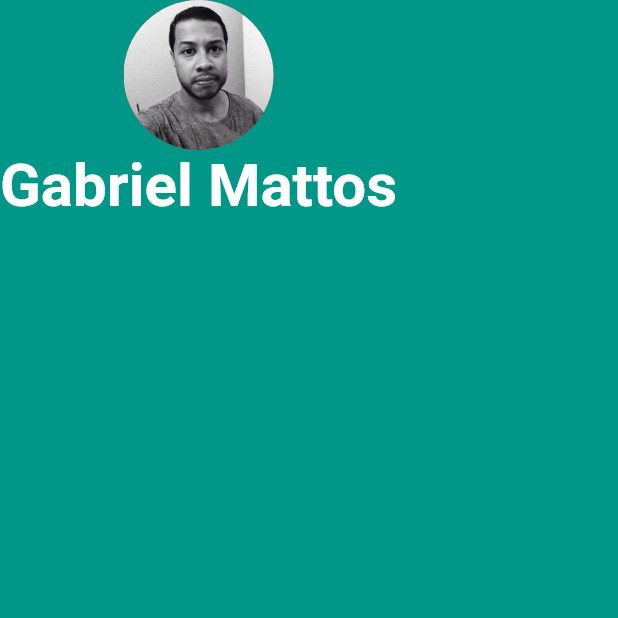
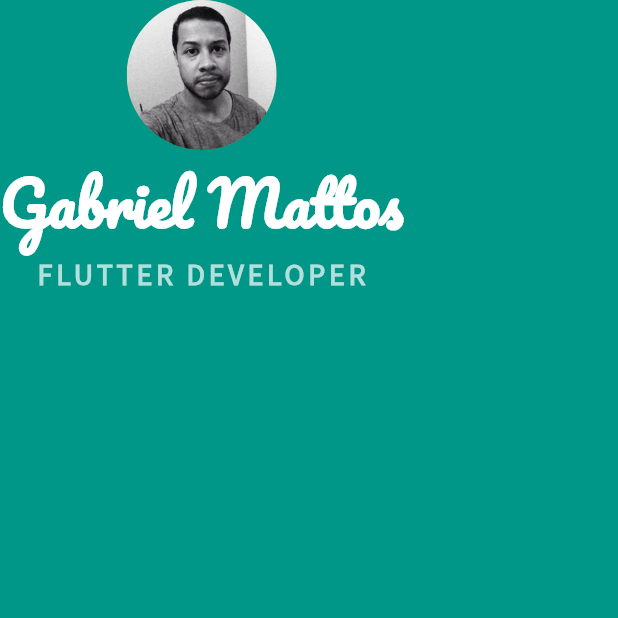
Before and after one commit to GabrielMattos/The-Complete-Flutter-Development-Bootcamp-with-Dart, a Flutter app: the screen it shows after launch, on a phone screen of 412 x 824 dp, the top half of it. Run offline on Flutter 3.47's test engine with Material 2 defaults, Android fonts, the light colour scheme and no system bars.

Commit message:
7. Incorporating Custom Fonts in Your Flutter App

```diff
--- a/6. MiCard - How to Build Beautiful UIs with Flutter Widgets/mi_card/lib/main.dart
+++ b/6. MiCard - How to Build Beautiful UIs with Flutter Widgets/mi_card/lib/main.dart
@@ -17,7 +17,7 @@
               CircleAvatar(
                 radius: 50.0,
                 backgroundImage: AssetImage('images/imagem.jpg'),
-                backgroundColor: Colors.red,
+                backgroundColor: Colors.green,
               ),
               Text(
                 'Gabriel Mattos',
@@ -25,7 +25,18 @@
                   fontSize: 40.0,
                   color: Colors.white,
                   fontWeight: FontWeight.bold,
+                  fontFamily: 'Pacifico',
                 ),
+              ),
+              Text(
+                'FLUTTER DEVELOPER',
+                 style: TextStyle(
+                   fontFamily: 'Source Sans Pro',
+                   color: Colors.teal.shade100,
+                   fontSize: 20.0,
+                   letterSpacing: 2.5,
+                   fontWeight: FontWeight.bold,
+                 ),
               ),
             ],
           ),
```
Also changed, not shown: 6. MiCard - How to Build Beautiful UIs with Flutter Widgets/mi_card/pubspec.yaml (+8 -0 lines), 6. MiCard - How to Build Beautiful UIs with Flutter Widgets/mi_card/fonts/Pacifico-Regular.ttf (added), 6. MiCard - How to Build Beautiful UIs with Flutter Widgets/mi_card/fonts/SourceSansPro-Regular.ttf (added).
